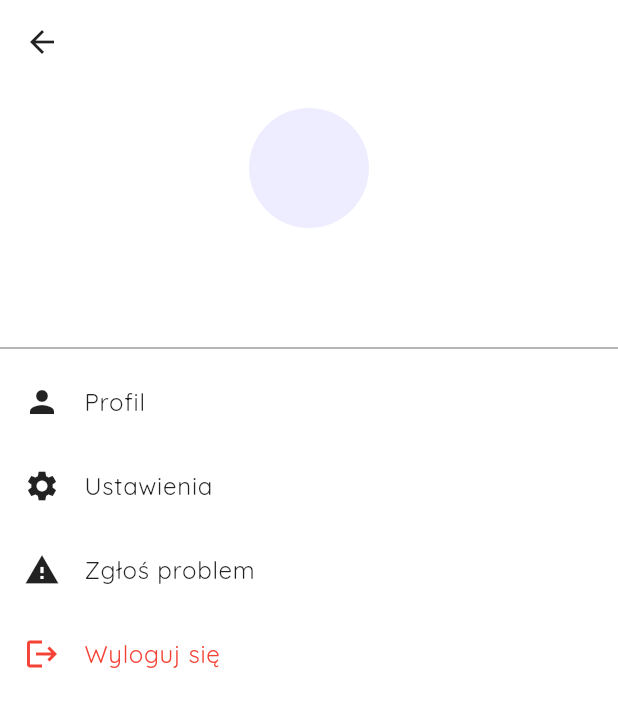
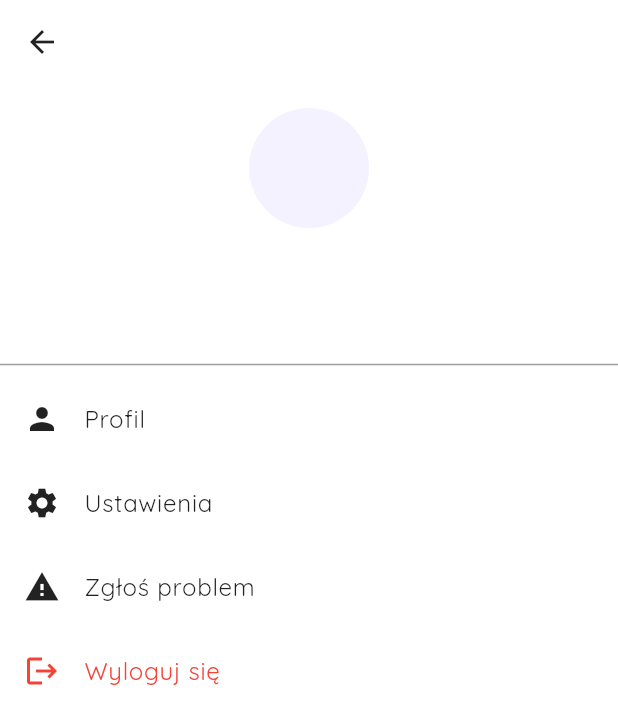
Before and after one commit to K-Pecka/Praca_Inzynierska2024-25, a Flutter app: the ProfileMenuScreen screen opened directly, on a phone screen of 412 x 824 dp. Shown: the top 724 px of the screen. Run offline on Flutter 3.47's test engine with Material 3 defaults, Android fonts, the phone set to English and light mode, and no system bars; our stand-ins replace animated_custom_dropdown, flutter_svg; project files that could hold a hidden picture were left out.

Commit message:
cleaning colours in coode

```diff
--- a/mobile/lib/core/theme/text_styles.dart
+++ b/mobile/lib/core/theme/text_styles.dart
@@ -56,4 +56,11 @@ class TextStyles {
       fontWeight: FontWeight.w600,
     );
   }
+
+  static const TextStyle textHint = TextStyle(
+    color: Colors.black38,
+    fontWeight: FontWeight.w600,
+    fontSize: 18,
+  );
+
 }
--- /dev/null
+++ b/mobile/lib/core/theme/themes.dart
@@ -0,0 +1,21 @@
+import 'package:flutter/material.dart';
+
+class AppColors {
+  static const Color navigationBackground = Colors.black;
+  static const Color cardsBackground = Color(0xFFF4F2FF);
+  static const Color primary = Color(0xBF2F27CE);
+  static const Color titleText = Colors.black87;
+  static const Color subtitleText = Colors.black54;
+  static const Color screenBackground = Colors.white;
+  static const Color logout = Colors.red;
+}
+
+class AppColorsDark {
+  static const Color navigationBackground = Color(0xFF1A1A1A);
+  static const Color cardsBackground = Color(0xFF2B2B2B);
+  static const Color primary = Color(0xFF7C6AFF);
+  static const Color titleText = Colors.white;
+  static const Color subtitleText = Color(0xFFB0B0B0);
+  static const Color screenBackground = Color(0xFF121212);
+  static const Color logout = Color(0xFFFF6B6B);
+}
--- a/mobile/lib/core/widgets/menu_screen.dart
+++ b/mobile/lib/core/widgets/menu_screen.dart
@@ -1,6 +1,8 @@
 import 'package:flutter/material.dart';
+import 'package:mobile/core/theme/themes.dart';
 import '../../features/auth/screens/start_screen.dart';
 import '../services/auth_service.dart';
+import '../theme/text_styles.dart';
 
 class ProfileMenuScreen extends StatelessWidget {
   const ProfileMenuScreen({super.key});
@@ -23,10 +25,10 @@ class ProfileMenuScreen extends StatelessWidget {
   Widget build(BuildContext context) {
     final initials = _getInitials();
     return Scaffold(
-      backgroundColor: Colors.white,
+      backgroundColor: AppColors.screenBackground,
       appBar: AppBar(
-        backgroundColor: Colors.white,
-        foregroundColor: Colors.black87,
+        backgroundColor: AppColors.screenBackground,
+        foregroundColor: AppColors.titleText,
       ),
       body: ListView(
         children: [
@@ -36,23 +38,20 @@ class ProfileMenuScreen extends StatelessWidget {
               children: [
                 CircleAvatar(
                   radius: 40,
-                  backgroundColor: const Color(0x80DEDCFF),
+                  backgroundColor: AppColors.cardsBackground,
                   child: Text(
                     initials,
                     style: const TextStyle(
                       fontWeight: FontWeight.bold,
                       fontSize: 28,
-                      color: Color(0xBF2F27CE),
+                      color: AppColors.primary,
                     ),
                   ),
                 ),
                 const SizedBox(height: 16),
                 Text(
                   "${AuthService.firstName ?? ''} ${AuthService.lastName ?? ''}",
-                  style: const TextStyle(
-                    color: Colors.black87,
-                    fontWeight: FontWeight.bold,
-                  ),
+                  style: TextStyles.sectionHeading
                 ),
                 const SizedBox(height: 12),
               ],
@@ -65,25 +64,25 @@ class ProfileMenuScreen extends StatelessWidget {
             Icons.person,
             "Profil",
             () => _logout(context),
-            color: Colors.black87,
+            color: AppColors.titleText,
           ),
           _buildMenuItem(
             Icons.settings,
             "Ustawienia",
             () => _logout(context),
-            color: Colors.black87,
+            color: AppColors.titleText,
           ),
           _buildMenuItem(
             Icons.report_problem,
             "Zgłoś problem",
             () => _logout(context),
-            color: Colors.black87,
+            color: AppColors.titleText,
           ),
           _buildMenuItem(
             Icons.logout,
             "Wyloguj się",
             () => _logout(context),
-            color: Colors.red,
+            color: AppColors.logout,
           ),
         ],
       ),
--- a/mobile/lib/features/budget/widgets/expense_widgets.dart
+++ b/mobile/lib/features/budget/widgets/expense_widgets.dart
@@ -4,6 +4,7 @@ import 'package:intl/intl.dart';
 import '../../../core/models/expense_model.dart';
 import '../../../core/services/budget_service.dart';
 import '../../../core/services/user_service.dart';
+import '../../../core/theme/themes.dart';
 import '../../../core/widgets/custom_expense_input_field.dart';
 import '../../../core/theme/text_styles.dart';
 
@@ -115,7 +116,7 @@ class _ExpenseTileState extends State<ExpenseTile> {
   @override
   Widget build(BuildContext context) {
     return Card(
-      color: const Color(0xFFF4F2FF),
+      color: AppColors.cardsBackground,
       elevation: 0,
       shape: RoundedRectangleBorder(borderRadius: BorderRadius.circular(16)),
       margin: const EdgeInsets.only(bottom: 16),
--- a/mobile/lib/features/chat/widgets/message_bubble.dart
+++ b/mobile/lib/features/chat/widgets/message_bubble.dart
@@ -1,5 +1,6 @@
 import 'package:flutter/material.dart';
 import '../../../core/models/chat_message_model.dart';
+import '../../../core/theme/themes.dart';
 
 class MessageBubble extends StatelessWidget {
   final MessageModel message;
@@ -15,13 +16,13 @@ class MessageBubble extends StatelessWidget {
         margin: const EdgeInsets.symmetric(vertical: 4),
         padding: const EdgeInsets.all(12),
         decoration: BoxDecoration(
-          color: isMine ? Colors.blue : Colors.grey.shade300,
+          color: isMine ? AppColors.primary : AppColors.cardsBackground,
           borderRadius: BorderRadius.circular(12),
         ),
         child: Text(
           message.content,
           style: TextStyle(
-            color: isMine ? Colors.white : Colors.black87,
+            color: isMine ? Colors.white : AppColors.titleText,
             fontSize: 18,
             fontWeight: FontWeight.w600,
           ),
--- a/mobile/lib/features/tickets/widgets/tickets_widgets.dart
+++ b/mobile/lib/features/tickets/widgets/tickets_widgets.dart
@@ -1,6 +1,7 @@
 import 'package:flutter/material.dart';
 import '../../../../core/models/ticket_model.dart';
 import '../../../../core/theme/text_styles.dart';
+import '../../../core/theme/themes.dart';
 import '../screens/ticket_preview_screen.dart';
 
 class TicketTile extends StatelessWidget {
@@ -20,7 +21,7 @@ class TicketTile extends StatelessWidget {
   @override
   Widget build(BuildContext context) {
     return Card(
-      color: const Color(0xFFF4F2FF),
+      color: AppColors.cardsBackground,
       margin: const EdgeInsets.only(bottom: 16),
       shape: RoundedRectangleBorder(borderRadius: BorderRadius.circular(20)),
       child: Padding(
@@ -46,7 +47,7 @@ class TicketTile extends StatelessWidget {
                 ),
                 ElevatedButton(
                   style: ElevatedButton.styleFrom(
-                    backgroundColor: const Color(0xFF2F27CE),
+                    backgroundColor: AppColors.primary,
                     shape: RoundedRectangleBorder(
                       borderRadius: BorderRadius.circular(12),
                     ),
```
Also changed, not shown: mobile/lib/core/widgets/bottom_navigation.dart (+4 -3 lines), mobile/lib/core/widgets/custom_expense_input_field.dart (+3 -5 lines), mobile/lib/core/widgets/title_header.dart (+4 -3 lines), mobile/lib/features/budget/widgets/budget_widgets.dart (+4 -3 lines), mobile/lib/features/chat/widgets/chat_tile.dart (+9 -9 lines), mobile/lib/features/dashboard/screens/tourist_dashboard_screen.dart (+4 -3 lines), mobile/lib/features/dashboard/widgets/dashboard_widgets.dart (+6 -5 lines), mobile/lib/features/itineraries/widgets/itineraries_widgets.dart (+15 -14 lines).
